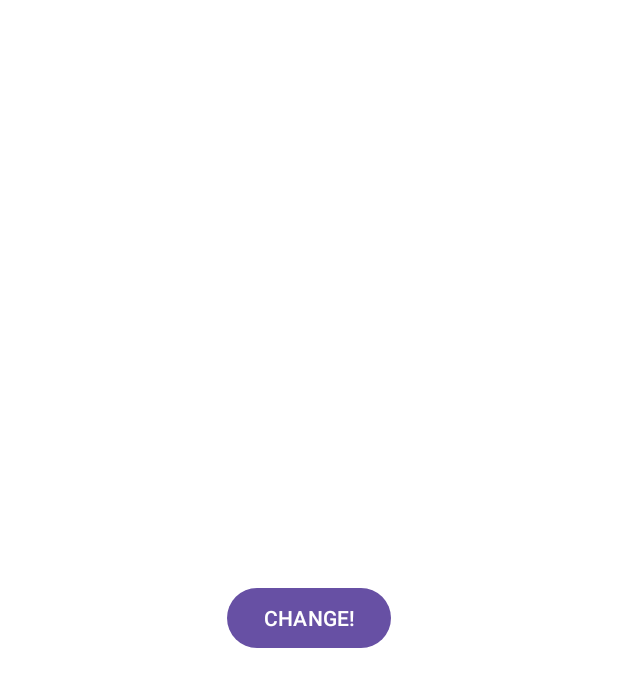
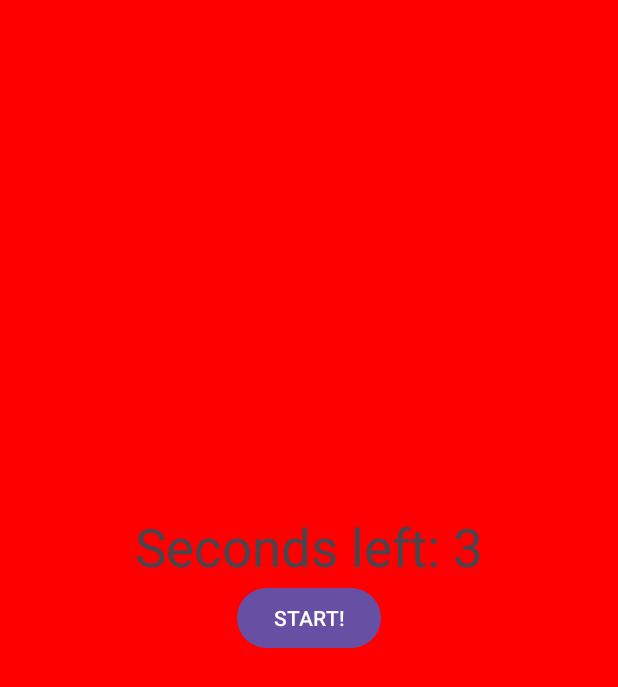
Before and after one commit to Morty-lab/Redlight_blueLight, an Android app: the screen it shows after launch (MainActivity), on a phone screen of 412 x 824 dp. Shown: the top 687 px of the screen. Run offline under Robolectric (Android 15) with nearby library versions, the phone set to English and light mode, and no system bars.

Commit message:
created a timer

```diff
--- a/app/src/main/java/com/example/cabahug_mobile/MainActivity.java
+++ b/app/src/main/java/com/example/cabahug_mobile/MainActivity.java
@@ -5,40 +5,87 @@ import androidx.appcompat.app.AppCompatActivity;
 import android.graphics.Color;
 import android.graphics.drawable.ColorDrawable;
 import android.os.Bundle;
+import android.os.Handler;
 import android.view.View;
 import android.widget.Button;
 import android.widget.RelativeLayout;
+import android.widget.TextView;
 import android.widget.Toast;
+
+import java.util.ArrayList;
+import java.util.List;
 
 public class MainActivity extends AppCompatActivity implements View.OnClickListener {
     Button button;
     RelativeLayout bg;
+    int colorindex = 0;
+    int count = 1;
+    TextView text;
+    int delayInSeconds = 3; // Set the initial delay in seconds
+    int secondsLeft = delayInSeconds; // Initialize the seconds left
+    Handler handler;
+    ArrayList<Integer> colors;
 
     @Override
     protected void onCreate(Bundle savedInstanceState) {
         super.onCreate(savedInstanceState);
         setContentView(R.layout.activity_main);
+        handler = new Handler();
+        colors = new ArrayList<>();
+        colors.add(Color.RED);
+        colors.add(Color.YELLOW);
+        colors.add(Color.GREEN);
+        text = findViewById(R.id.counter);
+        text.setText("Seconds left: " + delayInSeconds);
         bg = findViewById(R.id.activity_main);
-        bg.setBackgroundColor(Color.WHITE);
-        buttonClicked();
+        bg.setBackgroundColor(colors.get(colorindex));
+        button = findViewById(R.id.change_button);
+        button.setOnClickListener(this);
 
     }
 
-    public void buttonClicked(){
-        button = findViewById(R.id.change_button);
-        button.setOnClickListener(this);
-    }
     @Override
     public void onClick(View view) {
-        Toast.makeText(this,"Clicked",Toast.LENGTH_SHORT).show();
-        bg = findViewById(R.id.activity_main);
-        int color = ((ColorDrawable) bg.getBackground()).getColor();
+        colorindex++;
 
-        if (color == Color.RED){
-            bg.setBackgroundColor(Color.BLUE);
-        }
-        else {
-            bg.setBackgroundColor(Color.RED);
-        }
+        handler.postDelayed(new Runnable() {
+
+            @Override
+            public void run() {
+                if (colors.size() > 0) {
+
+                    // Ensure the color index stays within bounds
+                    colorindex = (colorindex + colors.size()) % colors.size();
+
+                    if (delayInSeconds == 0) {
+                        // Change the background color to the current color
+                        bg.setBackgroundColor(colors.get(colorindex));
+
+                        if (colorindex <= colors.size() - 1 && count == 1) {
+                            if (colorindex != 2) {
+                                colorindex++;
+                            } else {
+                                colorindex--;
+                                count++;
+                            }
+                        } else {
+                            colorindex--;
+                            count--;
+                        }
+
+                        // Reset the delay to the initial value
+                        delayInSeconds = 3;
+                    }
+
+                    // Set the text to the number of seconds left
+                    // 'yourTextView' should be replaced with your TextView
+                    text.setText("Seconds left: " + delayInSeconds);
+
+                    // Schedule the next color change and seconds update after 1 second
+                    handler.postDelayed(this, 1000); // Update every second
+                    delayInSeconds--;
+                }
+            }
+        }, 0);
     }
 }
--- a/app/src/main/res/layout/activity_main.xml
+++ b/app/src/main/res/layout/activity_main.xml
@@ -7,12 +7,21 @@
     tools:context=".MainActivity"
     android:id="@+id/activity_main">
 
+    <TextView
+        android:layout_width="match_parent"
+        android:layout_height="wrap_content"
+        android:layout_above="@id/change_button"
+        android:textSize="35dp"
+        android:textAlignment="center"
+        android:id="@+id/counter"
+        android:text="Counter"/>
+
+
     <Button
+        android:id="@+id/change_button"
         android:layout_width="wrap_content"
         android:layout_height="wrap_content"
-        android:text="CHANGE!"
-        android:id="@+id/change_button"
         android:layout_centerInParent="true"
-        />
+        android:text="START!" />
 
 </RelativeLayout>
```
